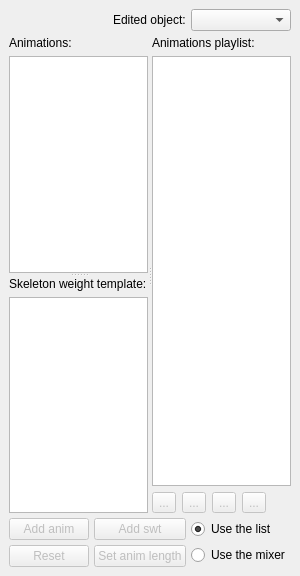
First picture: the form in code/nel/tools/3d/object_viewer_qt/src/animation_set_form.ui, repository ryzom/ryzomcore, before the edit.
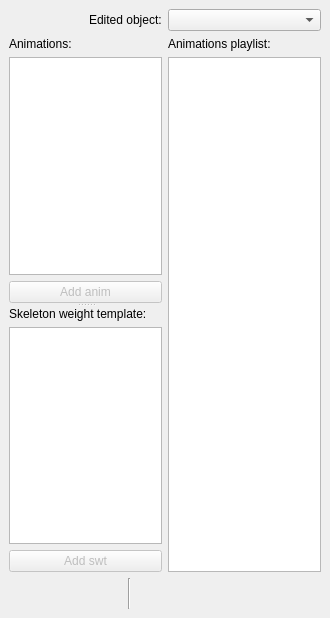
Second picture: the form after the edit. Icons and pictures are not drawn.

Commit message: Changed: #1193 Polished layout dialogs and code.

Diff of the .ui file:
```diff
--- a/code/nel/tools/3d/object_viewer_qt/src/animation_set_form.ui
+++ b/code/nel/tools/3d/object_viewer_qt/src/animation_set_form.ui
@@ -6,8 +6,8 @@
    <rect>
     <x>0</x>
     <y>0</y>
-    <width>300</width>
-    <height>576</height>
+    <width>330</width>
+    <height>618</height>
    </rect>
   </property>
   <property name="sizePolicy">
@@ -43,9 +43,6 @@
     </size>
    </property>
    <layout class="QGridLayout" name="gridLayout">
-    <property name="spacing">
-     <number>5</number>
-    </property>
     <item row="0" column="0">
      <layout class="QHBoxLayout" name="horizontalLayout_2">
       <item>
@@ -89,17 +86,7 @@
       </property>
      </widget>
     </item>
-    <item row="1" column="0" colspan="2">
-     <widget class="QSplitter" name="splitter_2">
-      <property name="sizePolicy">
-       <sizepolicy hsizetype="Expanding" vsizetype="Expanding">
-        <horstretch>0</horstretch>
-        <verstretch>0</verstretch>
-       </sizepolicy>
-      </property>
-      <property name="orientation">
-       <enum>Qt::Horizontal</enum>
-      </property>
+    <item row="1" column="0">
       <widget class="QSplitter" name="splitter">
        <property name="orientation">
         <enum>Qt::Vertical</enum>
@@ -123,7 +110,7 @@
            </property>
            <property name="minimumSize">
             <size>
-             <width>50</width>
+            <width>0</width>
              <height>0</height>
             </size>
            </property>
@@ -149,6 +136,34 @@
            </column>
           </widget>
          </item>
+        <item>
+         <widget class="QPushButton" name="addAnimPushButton">
+          <property name="enabled">
+           <bool>false</bool>
+          </property>
+          <property name="sizePolicy">
+           <sizepolicy hsizetype="Preferred" vsizetype="Preferred">
+            <horstretch>0</horstretch>
+            <verstretch>0</verstretch>
+           </sizepolicy>
+          </property>
+          <property name="minimumSize">
+           <size>
+            <width>0</width>
+            <height>0</height>
+           </size>
+          </property>
+          <property name="maximumSize">
+           <size>
+            <width>16777215</width>
+            <height>16777215</height>
+           </size>
+          </property>
+          <property name="text">
+           <string>Add anim</string>
+          </property>
+         </widget>
+        </item>
         </layout>
        </widget>
        <widget class="QWidget" name="layoutWidget">
@@ -170,14 +185,14 @@
            </property>
            <property name="minimumSize">
             <size>
-             <width>50</width>
+            <width>0</width>
              <height>0</height>
             </size>
            </property>
            <property name="maximumSize">
             <size>
              <width>16777215</width>
-             <height>5646546</height>
+            <height>16777215</height>
             </size>
            </property>
            <attribute name="headerVisible">
@@ -190,19 +205,48 @@
            </column>
           </widget>
          </item>
+        <item>
+         <widget class="QPushButton" name="addSwtPushButton">
+          <property name="enabled">
+           <bool>false</bool>
+          </property>
+          <property name="sizePolicy">
+           <sizepolicy hsizetype="Preferred" vsizetype="Preferred">
+            <horstretch>0</horstretch>
+            <verstretch>0</verstretch>
+           </sizepolicy>
+          </property>
+          <property name="minimumSize">
+           <size>
+            <width>0</width>
+            <height>0</height>
+           </size>
+          </property>
+          <property name="maximumSize">
+           <size>
+            <width>16777215</width>
+            <height>16777215</height>
+           </size>
+          </property>
+          <property name="text">
+           <string>Add swt</string>
+          </property>
+         </widget>
+        </item>
         </layout>
        </widget>
       </widget>
-      <widget class="QWidget" name="layoutWidget">
-       <layout class="QGridLayout" name="gridLayout_3">
-        <item row="0" column="0" colspan="4">
+    </item>
+    <item row="1" column="1">
+     <layout class="QVBoxLayout" name="verticalLayout">
+      <item>
          <widget class="QLabel" name="label_2">
           <property name="text">
            <string>Animations playlist:</string>
           </property>
          </widget>
         </item>
-        <item row="1" column="0" colspan="5">
+      <item>
          <widget class="QListWidget" name="animPlaylistWidget">
           <property name="sizePolicy">
            <sizepolicy hsizetype="Expanding" vsizetype="Expanding">
@@ -212,7 +256,7 @@
           </property>
           <property name="minimumSize">
            <size>
-            <width>50</width>
+          <width>0</width>
             <height>0</height>
            </size>
           </property>
@@ -230,13 +274,81 @@
           </property>
          </widget>
         </item>
-        <item row="2" column="0">
+     </layout>
+    </item>
+    <item row="2" column="0" colspan="2">
+     <layout class="QHBoxLayout" name="horizontalLayout">
+      <item>
+       <widget class="QToolButton" name="resetToolButton">
+        <property name="enabled">
+         <bool>false</bool>
+        </property>
+        <property name="sizePolicy">
+         <sizepolicy hsizetype="Preferred" vsizetype="Preferred">
+          <horstretch>0</horstretch>
+          <verstretch>0</verstretch>
+         </sizepolicy>
+        </property>
+        <property name="minimumSize">
+         <size>
+          <width>0</width>
+          <height>0</height>
+         </size>
+        </property>
+        <property name="maximumSize">
+         <size>
+          <width>16777215</width>
+          <height>16777215</height>
+         </size>
+        </property>
+        <property name="toolTip">
+         <string>Unload all anim and swt files</string>
+        </property>
+        <property name="text">
+         <string/>
+        </property>
+        <property name="icon">
+         <iconset resource="object_viewer_qt.qrc">
+          <normaloff>:/images/clear.png</normaloff>:/images/clear.png</iconset>
+        </property>
+        <property name="iconSize">
+         <size>
+          <width>24</width>
+          <height>24</height>
+         </size>
+        </property>
+        <property name="autoRaise">
+         <bool>true</bool>
+        </property>
+       </widget>
+      </item>
+      <item>
+       <spacer name="horizontalSpacer_2">
+        <property name="orientation">
+         <enum>Qt::Horizontal</enum>
+        </property>
+        <property name="sizeHint" stdset="0">
+         <size>
+          <width>40</width>
+          <height>20</height>
+         </size>
+        </property>
+       </spacer>
+      </item>
+      <item>
+       <widget class="Line" name="line">
+        <property name="orientation">
+         <enum>Qt::Vertical</enum>
+        </property>
+       </widget>
+      </item>
+      <item>
          <widget class="QToolButton" name="addToolButton">
           <property name="enabled">
            <bool>false</bool>
           </property>
           <property name="text">
-           <string>...</string>
+         <string/>
           </property>
           <property name="icon">
            <iconset resource="object_viewer_qt.qrc">
@@ -244,19 +356,22 @@
           </property>
           <property name="iconSize">
            <size>
-            <width>20</width>
-            <height>20</height>
-           </size>
-          </property>
-         </widget>
-        </item>
-        <item row="2" column="1">
+          <width>24</width>
+          <height>24</height>
+         </size>
+        </property>
+        <property name="autoRaise">
+         <bool>true</bool>
+        </property>
+       </widget>
+      </item>
+      <item>
          <widget class="QToolButton" name="removeToolButton">
           <property name="enabled">
            <bool>false</bool>
           </property>
           <property name="text">
-           <string>...</string>
+         <string/>
           </property>
           <property name="icon">
            <iconset resource="object_viewer_qt.qrc">
@@ -264,19 +379,22 @@
           </property>
           <property name="iconSize">
            <size>
-            <width>20</width>
-            <height>20</height>
-           </size>
-          </property>
-         </widget>
-        </item>
-        <item row="2" column="2">
+          <width>24</width>
+          <height>24</height>
+         </size>
+        </property>
+        <property name="autoRaise">
+         <bool>true</bool>
+        </property>
+       </widget>
+      </item>
+      <item>
          <widget class="QToolButton" name="upToolButton">
           <property name="enabled">
            <bool>false</bool>
           </property>
           <property name="text">
-           <string>...</string>
+         <string/>
           </property>
           <property name="icon">
            <iconset resource="object_viewer_qt.qrc">
@@ -284,19 +402,22 @@
           </property>
           <property name="iconSize">
            <size>
-            <width>20</width>
-            <height>20</height>
-           </size>
-          </property>
-         </widget>
-        </item>
-        <item row="2" column="3">
+          <width>24</width>
+          <height>24</height>
+         </size>
+        </property>
+        <property name="autoRaise">
+         <bool>true</bool>
+        </property>
+       </widget>
+      </item>
+      <item>
          <widget class="QToolButton" name="downToolButton">
           <property name="enabled">
            <bool>false</bool>
           </property>
           <property name="text">
-           <string>...</string>
+         <string/>
           </property>
           <property name="icon">
            <iconset resource="object_viewer_qt.qrc">
@@ -304,38 +425,22 @@
           </property>
           <property name="iconSize">
            <size>
-            <width>20</width>
-            <height>20</height>
-           </size>
-          </property>
-         </widget>
-        </item>
-        <item row="2" column="4">
-         <spacer name="horizontalSpacer_2">
-          <property name="orientation">
-           <enum>Qt::Horizontal</enum>
-          </property>
-          <property name="sizeHint" stdset="0">
-           <size>
-            <width>40</width>
-            <height>20</height>
-           </size>
-          </property>
-         </spacer>
-        </item>
-       </layout>
-      </widget>
-     </widget>
-    </item>
-    <item row="2" column="0">
-     <layout class="QGridLayout" name="gridLayout_2">
-      <item row="0" column="0">
-       <widget class="QPushButton" name="addAnimPushButton">
+          <width>24</width>
+          <height>24</height>
+         </size>
+        </property>
+        <property name="autoRaise">
+         <bool>true</bool>
+        </property>
+       </widget>
+      </item>
+      <item>
+       <widget class="QToolButton" name="setLengthToolButton">
         <property name="enabled">
          <bool>false</bool>
         </property>
         <property name="sizePolicy">
-         <sizepolicy hsizetype="Preferred" vsizetype="Preferred">
+         <sizepolicy hsizetype="Fixed" vsizetype="Fixed">
           <horstretch>0</horstretch>
           <verstretch>0</verstretch>
          </sizepolicy>
@@ -352,119 +457,27 @@
           <height>16777215</height>
          </size>
         </property>
-        <property name="text">
-         <string>Add anim</string>
+        <property name="toolTip">
+         <string>Set duration of time in Animation control</string>
         </property>
-       </widget>
-      </item>
-      <item row="0" column="1">
-       <widget class="QPushButton" name="addSwtPushButton">
-        <property name="enabled">
-         <bool>false</bool>
-        </property>
-        <property name="sizePolicy">
-         <sizepolicy hsizetype="Preferred" vsizetype="Preferred">
-          <horstretch>0</horstretch>
-          <verstretch>0</verstretch>
-         </sizepolicy>
-        </property>
-        <property name="minimumSize">
-         <size>
-          <width>0</width>
-          <height>0</height>
-         </size>
-        </property>
-        <property name="maximumSize">
-         <size>
-          <width>16777215</width>
-          <height>16777215</height>
-         </size>
-        </property>
         <property name="text">
-         <string>Add swt</string>
+         <string/>
         </property>
-       </widget>
-      </item>
-      <item row="1" column="0">
-       <widget class="QPushButton" name="resetPushButton">
-        <property name="enabled">
-         <bool>false</bool>
+        <property name="icon">
+         <iconset resource="object_viewer_qt.qrc">
+          <normaloff>:/images/time.png</normaloff>:/images/time.png</iconset>
         </property>
-        <property name="sizePolicy">
-         <sizepolicy hsizetype="Preferred" vsizetype="Preferred">
-          <horstretch>0</horstretch>
-          <verstretch>0</verstretch>
-         </sizepolicy>
-        </property>
-        <property name="minimumSize">
+        <property name="iconSize">
          <size>
-          <width>0</width>
-          <height>0</height>
+          <width>24</width>
+          <height>24</height>
          </size>
         </property>
-        <property name="maximumSize">
-         <size>
-          <width>16777215</width>
-          <height>16777215</height>
-         </size>
-        </property>
-        <property name="text">
-         <string>Reset</string>
-        </property>
-       </widget>
-      </item>
-      <item row="1" column="1">
-       <widget class="QPushButton" name="setLengthPushButton">
-        <property name="enabled">
-         <bool>false</bool>
-        </property>
-        <property name="sizePolicy">
-         <sizepolicy hsizetype="Preferred" vsizetype="Preferred">
-          <horstretch>0</horstretch>
-          <verstretch>0</verstretch>
-         </sizepolicy>
-        </property>
-        <property name="minimumSize">
-         <size>
-          <width>0</width>
-          <height>0</height>
-         </size>
-        </property>
-        <property name="maximumSize">
-         <size>
-          <width>16777215</width>
-          <height>16777215</height>
-         </size>
-        </property>
-        <property name="text">
-         <string>Set anim length</string>
-        </property>
-       </widget>
-      </item>
-     </layout>
-    </item>
-    <item row="2" column="1">
-     <layout class="QVBoxLayout" name="verticalLayout">
-      <item>
-       <widget class="QRadioButton" name="listRadioButton">
-        <property name="text">
-         <string>Use the list</string>
-        </property>
-        <property name="checked">
+        <property name="autoRaise">
          <bool>true</bool>
         </property>
        </widget>
       </item>
-      <item>
-       <widget class="QRadioButton" name="mixerRadioButton">
-        <property name="enabled">
-         <bool>true</bool>
-        </property>
-        <property name="text">
-         <string>Use the mixer</string>
-        </property>
-       </widget>
-      </item>
      </layout>
     </item>
    </layout>
```
Left out of the diff: 6 changed lines with no effect on the pictures. Lines whose indentation alone changed are shown as unchanged. The commit also changes 15 other files.
